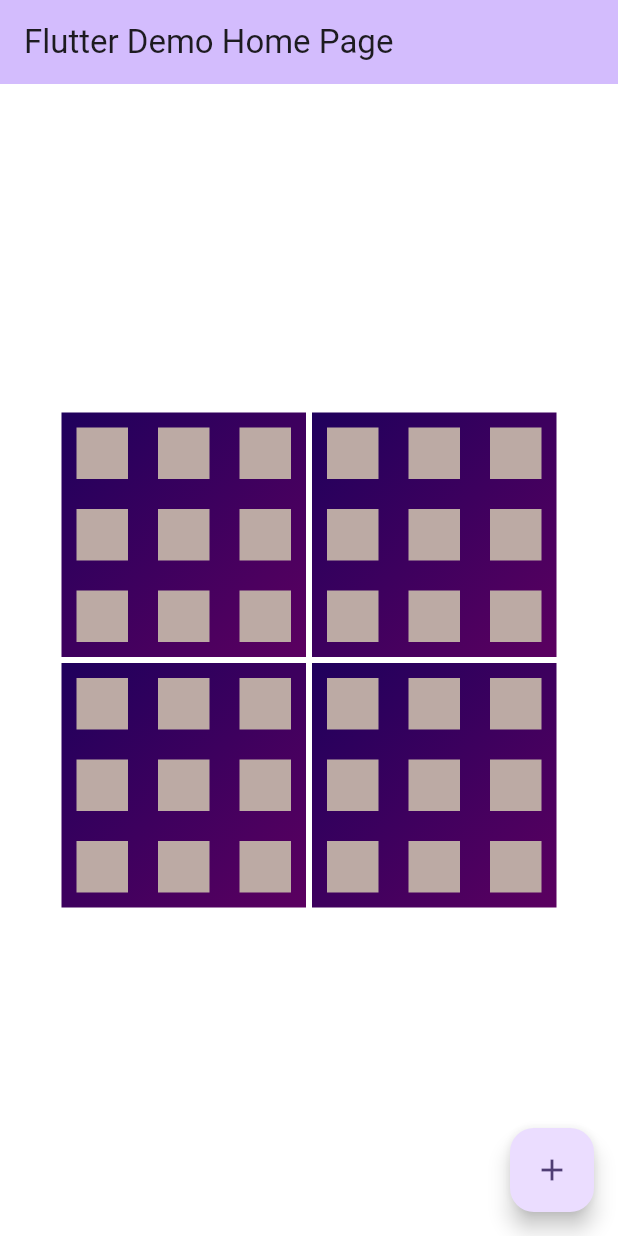
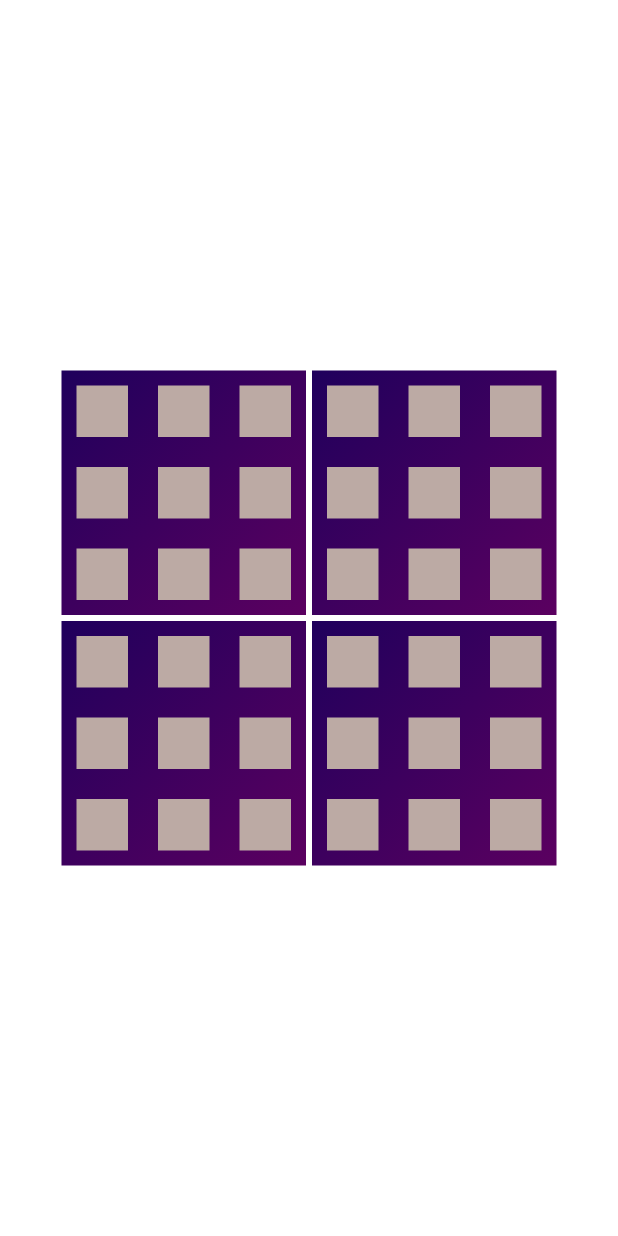
Before and after one commit to alikhabazian/Pentago-flutter-app, a Flutter app: the screen it shows after launch, on a phone screen of 412 x 824 dp. Run offline on Flutter 3.47's test engine with Material 3 defaults, Android fonts, the light colour scheme and no system bars.

Commit message:
small changes in ui

```diff
--- a/lib/main.dart
+++ b/lib/main.dart
@@ -13,6 +13,7 @@ class MyApp extends StatelessWidget {
   @override
   Widget build(BuildContext context) {
     return MaterialApp(
+      debugShowCheckedModeBanner: false,
       title: 'Flutter Demo',
       theme: ThemeData(
         // This is the theme of your application.
@@ -33,7 +34,7 @@ class MyApp extends StatelessWidget {
         colorScheme: ColorScheme.fromSeed(seedColor: Colors.deepPurple),
         useMaterial3: true,
       ),
-      home: const MyHomePage(title: 'Flutter Demo Home Page'),
+      home: const MyHomePage(title: 'Pentago'),
     );
   }
 }
@@ -654,23 +655,24 @@ class _MyHomePageState extends State<MyHomePage> {
               // onHorizontalDragUpdate:state==0?null:(DragUpdateDetails details){
               //   print('Horizontal:${details}');
               // },
-              onPanEnd: (details) {
+              onPanEnd: state==0?null:(details) {
 
                 // print('PanEnd${details}');
 
                 print('dx:${sumdx},dy:${sumdy}');
-                if(sumdx>0){
+                if(sumdx>1.6/3){
                   matrix_square[row_square.key][column_square.key]=rotateSquare(matrix_square[row_square.key][column_square.key],true);
                   matrix_table=convertS2T(matrix_square);
                   state=0;
                   turn=-1*turn;
                 }
-                else{
+                else if(sumdx<-1.6/3){
                   matrix_square[row_square.key][column_square.key]=rotateSquare(matrix_square[row_square.key][column_square.key],false);
                   matrix_table=convertS2T(matrix_square);
                   state=0;
                   turn=-1*turn;
                 }
+
                 sumdx=0;
 
                 sumdy=0;
@@ -678,7 +680,7 @@ class _MyHomePageState extends State<MyHomePage> {
 
                 });
               },
-              onPanUpdate: (details) {
+              onPanUpdate:state==0?null: (details) {
                 rotationColumnIndex=column_square.key;
                 rotationRowIndex=row_square.key;
                 print('dx:${sumdx},dy:${sumdy}');
@@ -703,15 +705,15 @@ class _MyHomePageState extends State<MyHomePage> {
 
 
     return Scaffold(
-      appBar: AppBar(
-        // TRY THIS: Try changing the color here to a specific color (to
-        // Colors.amber, perhaps?) and trigger a hot reload to see the AppBar
-        // change color while the other colors stay the same.
-        backgroundColor: Theme.of(context).colorScheme.inversePrimary,
-        // Here we take the value from the MyHomePage object that was created by
-        // the App.build method, and use it to set our appbar title.
-        title: Text(widget.title),
-      ),
+      // appBar: AppBar(
+      //   // TRY THIS: Try changing the color here to a specific color (to
+      //   // Colors.amber, perhaps?) and trigger a hot reload to see the AppBar
+      //   // change color while the other colors stay the same.
+      //   backgroundColor: Theme.of(context).colorScheme.inversePrimary,
+      //   // Here we take the value from the MyHomePage object that was created by
+      //   // the App.build method, and use it to set our appbar title.
+      //   title: Text(widget.title),
+      // ),
       backgroundColor:turn==1?Colors.white:Colors.grey[900],
       body: Stack(
 
@@ -767,11 +769,11 @@ class _MyHomePageState extends State<MyHomePage> {
           )
       ]
       ),
-      floatingActionButton: FloatingActionButton(
-        onPressed: showWinner,
-        tooltip: 'Increment',
-        child: const Icon(Icons.add),
-      ), // This trailing comma makes auto-formatting nicer for build methods.
+      // floatingActionButton: FloatingActionButton(
+      //   onPressed: showWinner,
+      //   tooltip: 'Increment',
+      //   child: const Icon(Icons.add),
+      // ), // This trailing comma makes auto-formatting nicer for build methods.
     );
   }
 }
```
